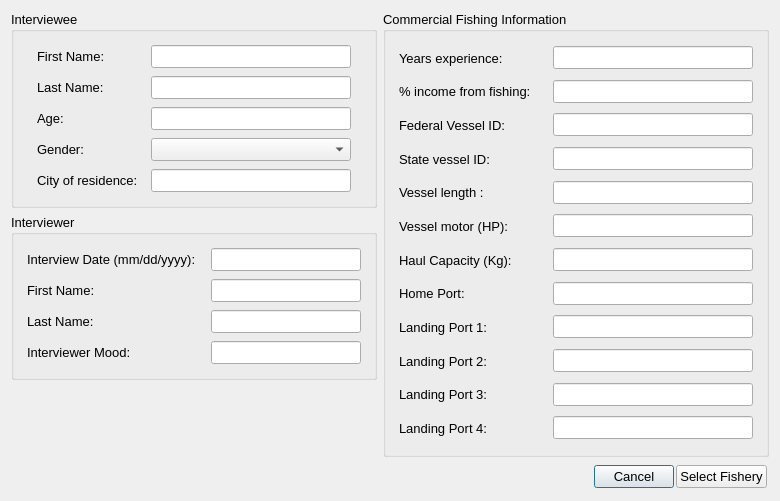
First picture: the form in oom_noorc_comm/Interview/interviewstart.ui, repository Ecotrust/openoceanmap-desktop, before the edit.
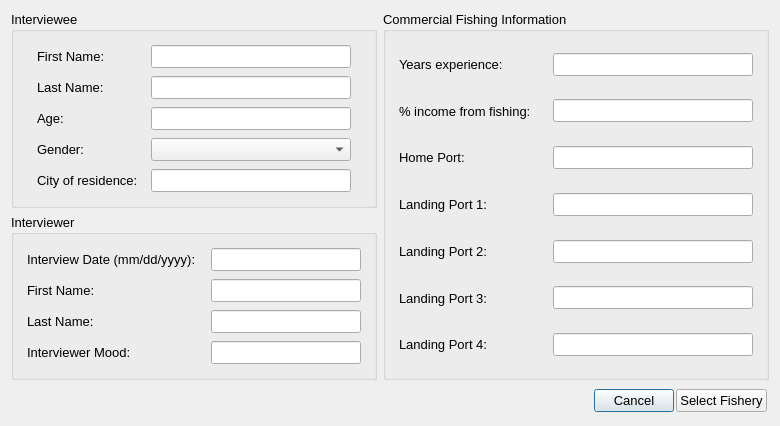
Second picture: the form after the edit.

Commit message: noorc comm - removed per-vessel questions from main screen, added fed and state vessel id to fishery screen

What changed in the file:
```diff
--- a/oom_noorc_comm/Interview/interviewstart.ui
+++ b/oom_noorc_comm/Interview/interviewstart.ui
@@ -7,7 +7,7 @@
     <x>0</x>
     <y>0</y>
     <width>778</width>
-    <height>501</height>
+    <height>426</height>
    </rect>
   </property>
   <property name="windowTitle" >
@@ -536,19 +536,6 @@
          </item>
         </layout>
        </item>
-       <item>
-        <spacer name="verticalSpacer" >
-         <property name="orientation" >
-          <enum>Qt::Vertical</enum>
-         </property>
-         <property name="sizeHint" stdset="0" >
-          <size>
-           <width>20</width>
-           <height>40</height>
-          </size>
-         </property>
-        </spacer>
-       </item>
       </layout>
      </item>
      <item>
@@ -701,346 +688,6 @@
           </layout>
          </widget>
         </item>
-        <item>
-         <widget class="QWidget" native="1" name="ves_license" >
-          <property name="font" >
-           <font>
-            <pointsize>10</pointsize>
-           </font>
-          </property>
-          <layout class="QHBoxLayout" >
-           <property name="spacing" >
-            <number>4</number>
-           </property>
-           <property name="margin" >
-            <number>4</number>
-           </property>
-           <item>
-            <widget class="QLabel" name="federal_vessel_id_text" >
-             <property name="minimumSize" >
-              <size>
-               <width>150</width>
-               <height>0</height>
-              </size>
-             </property>
-             <property name="maximumSize" >
-              <size>
-               <width>150</width>
-               <height>16777215</height>
-              </size>
-             </property>
-             <property name="font" >
-              <font>
-               <pointsize>10</pointsize>
-              </font>
-             </property>
-             <property name="text" >
-              <string>Federal Vessel ID:</string>
-             </property>
-            </widget>
-           </item>
-           <item>
-            <widget class="QLineEdit" name="federal_vessel_id_line" >
-             <property name="enabled" >
-              <bool>true</bool>
-             </property>
-             <property name="minimumSize" >
-              <size>
-               <width>200</width>
-               <height>0</height>
-              </size>
-             </property>
-             <property name="maximumSize" >
-              <size>
-               <width>200</width>
-               <height>16777215</height>
-              </size>
-             </property>
-             <property name="font" >
-              <font>
-               <pointsize>10</pointsize>
-              </font>
-             </property>
-             <property name="text" >
-              <string/>
-             </property>
-            </widget>
-           </item>
-          </layout>
-         </widget>
-        </item>
-        <item>
-         <widget class="QWidget" native="1" name="ves_license_2" >
-          <property name="font" >
-           <font>
-            <pointsize>10</pointsize>
-           </font>
-          </property>
-          <layout class="QHBoxLayout" name="_13" >
-           <property name="spacing" >
-            <number>4</number>
-           </property>
-           <property name="margin" >
-            <number>4</number>
-           </property>
-           <item>
-            <widget class="QLabel" name="state_vessel_id_text" >
-             <property name="minimumSize" >
-              <size>
-               <width>150</width>
-               <height>0</height>
-              </size>
-             </property>
-             <property name="maximumSize" >
-              <size>
-               <width>150</width>
-               <height>16777215</height>
-              </size>
-             </property>
-             <property name="font" >
-              <font>
-               <pointsize>10</pointsize>
-              </font>
-             </property>
-             <property name="text" >
-              <string>State vessel ID:</string>
-             </property>
-            </widget>
-           </item>
-           <item>
-            <widget class="QLineEdit" name="state_vessel_id_line" >
-             <property name="enabled" >
-              <bool>true</bool>
-             </property>
-             <property name="minimumSize" >
-              <size>
-               <width>200</width>
-               <height>0</height>
-              </size>
-             </property>
-             <property name="maximumSize" >
-              <size>
-               <width>200</width>
-               <height>16777215</height>
-              </size>
-             </property>
-             <property name="font" >
-              <font>
-               <pointsize>10</pointsize>
-              </font>
-             </property>
-             <property name="text" >
-              <string/>
-             </property>
-            </widget>
-           </item>
-          </layout>
-         </widget>
-        </item>
-        <item>
-         <widget class="QWidget" native="1" name="vessel_length" >
-          <property name="font" >
-           <font>
-            <pointsize>10</pointsize>
-           </font>
-          </property>
-          <layout class="QHBoxLayout" >
-           <property name="spacing" >
-            <number>4</number>
-           </property>
-           <property name="margin" >
-            <number>4</number>
-           </property>
-           <item>
-            <widget class="QLabel" name="vessel_length_text" >
-             <property name="minimumSize" >
-              <size>
-               <width>150</width>
-               <height>0</height>
-              </size>
-             </property>
-             <property name="maximumSize" >
-              <size>
-               <width>150</width>
-               <height>16777215</height>
-              </size>
-             </property>
-             <property name="font" >
-              <font>
-               <pointsize>10</pointsize>
-              </font>
-             </property>
-             <property name="text" >
-              <string>Vessel length :</string>
-             </property>
-            </widget>
-           </item>
-           <item>
-            <widget class="QLineEdit" name="vessel_length_line" >
-             <property name="enabled" >
-              <bool>true</bool>
-             </property>
-             <property name="minimumSize" >
-              <size>
-               <width>200</width>
-               <height>0</height>
-              </size>
-             </property>
-             <property name="maximumSize" >
-              <size>
-               <width>200</width>
-               <height>16777215</height>
-              </size>
-             </property>
-             <property name="font" >
-              <font>
-               <pointsize>10</pointsize>
-              </font>
-             </property>
-             <property name="text" >
-              <string/>
-             </property>
-            </widget>
-           </item>
-          </layout>
-         </widget>
-        </item>
-        <item>
-         <widget class="QWidget" native="1" name="vessel_length_2" >
-          <property name="font" >
-           <font>
-            <pointsize>10</pointsize>
-           </font>
-          </property>
-          <layout class="QHBoxLayout" name="_14" >
-           <property name="spacing" >
-            <number>4</number>
-           </property>
-           <property name="margin" >
-            <number>4</number>
-           </property>
-           <item>
-            <widget class="QLabel" name="vessel_motor_text" >
-             <property name="minimumSize" >
-              <size>
-               <width>150</width>
-               <height>0</height>
-              </size>
-             </property>
-             <property name="maximumSize" >
-              <size>
-               <width>150</width>
-               <height>16777215</height>
-              </size>
-             </property>
-             <property name="font" >
-              <font>
-               <pointsize>10</pointsize>
-              </font>
-             </property>
-             <property name="text" >
-              <string>Vessel motor (HP):</string>
-             </property>
-            </widget>
-           </item>
-           <item>
-            <widget class="QLineEdit" name="vessel_motor_line" >
-             <property name="enabled" >
-              <bool>true</bool>
-             </property>
-             <property name="minimumSize" >
-              <size>
-               <width>200</width>
-               <height>0</height>
-              </size>
-             </property>
-             <property name="maximumSize" >
-              <size>
-               <width>200</width>
-               <height>16777215</height>
-              </size>
-             </property>
-             <property name="font" >
-              <font>
-               <pointsize>10</pointsize>
-              </font>
-             </property>
-             <property name="text" >
-              <string/>
-             </property>
-            </widget>
-           </item>
-          </layout>
-         </widget>
-        </item>
-        <item>
-         <widget class="QWidget" native="1" name="vessel_length_3" >
-          <property name="font" >
-           <font>
-            <pointsize>10</pointsize>
-           </font>
-          </property>
-          <layout class="QHBoxLayout" name="_15" >
-           <property name="spacing" >
-            <number>4</number>
-           </property>
-           <property name="margin" >
-            <number>4</number>
-           </property>
-           <item>
-            <widget class="QLabel" name="haul_capacity_text" >
-             <property name="minimumSize" >
-              <size>
-               <width>150</width>
-               <height>0</height>
-              </size>
-             </property>
-             <property name="maximumSize" >
-              <size>
-               <width>150</width>
-               <height>16777215</height>
-              </size>
-             </property>
-             <property name="font" >
-              <font>
-               <pointsize>10</pointsize>
-              </font>
-             </property>
-             <property name="text" >
-              <string>Haul Capacity (Kg):</string>
-             </property>
-            </widget>
-           </item>
-           <item>
-            <widget class="QLineEdit" name="haul_capacity_line" >
-             <property name="enabled" >
-              <bool>true</bool>
-             </property>
-             <property name="minimumSize" >
-              <size>
-               <width>200</width>
-               <height>0</height>
-              </size>
-             </property>
-             <property name="maximumSize" >
-              <size>
-               <width>200</width>
-               <height>16777215</height>
-              </size>
-             </property>
-             <property name="font" >
-              <font>
-               <pointsize>10</pointsize>
-              </font>
-             </property>
-             <property name="text" >
-              <string/>
-             </property>
-            </widget>
-           </item>
-          </layout>
-         </widget>
-        </item>
         <item>
          <widget class="QWidget" native="1" name="home_port" >
           <property name="font" >
```
Left out of the diff: 32 changed lines with no effect on the pictures. The commit also changes 7 other files.
